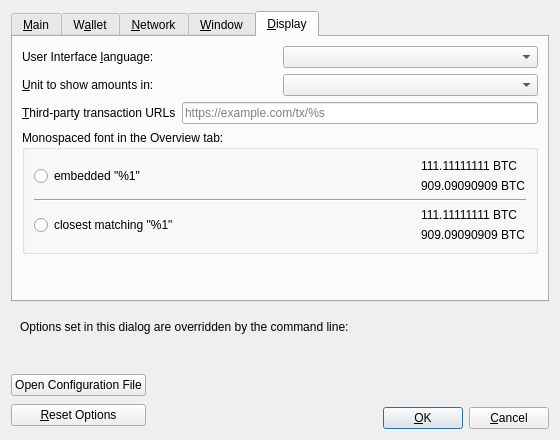
Qt form src/qt/forms/optionsdialog.ui (BitgesellOfficial/bitgesell) before a commit.
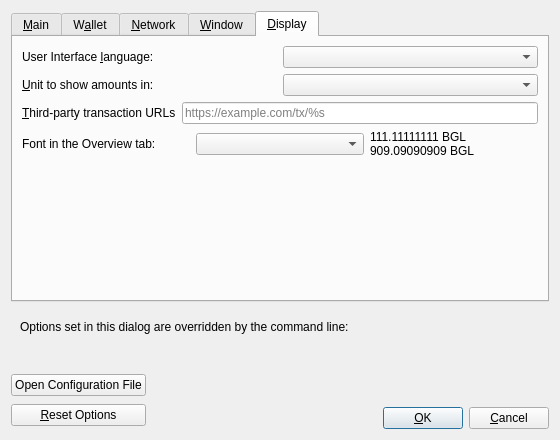
The same form after that commit. The open tabs and pages were chosen to show the change. Custom widgets are drawn as their Qt base class.

```diff
--- a/src/qt/forms/optionsdialog.ui
+++ b/src/qt/forms/optionsdialog.ui
@@ -772,104 +772,29 @@
         </layout>
        </item>
        <item>
-        <widget class="QGroupBox" name="font_groupBox">
-         <property name="title">
-          <string>Monospaced font in the Overview tab:</string>
-         </property>
-         <layout class="QVBoxLayout" name="font_verticalLayout">
+        <layout class="QHBoxLayout" name="horizontalLayout_4_Display">
           <item>
-           <layout class="QHBoxLayout" name="embeddedFont_horizontalLayout">
-            <item>
-             <widget class="QRadioButton" name="embeddedFont_radioButton">
+          <widget class="QLabel" name="moneyFontLabel">
               <property name="text">
-               <string>embedded &quot;%1&quot;</string>
-              </property>
-             </widget>
-            </item>
-            <item>
-             <spacer name="embeddedFont_horizontalSpacer">
-              <property name="orientation">
-               <enum>Qt::Horizontal</enum>
-              </property>
-              <property name="sizeHint" stdset="0">
-               <size>
-                <width>40</width>
-                <height>20</height>
-               </size>
-              </property>
-             </spacer>
-            </item>
-            <item>
-             <layout class="QVBoxLayout" name="embeddedFont_verticalLayout">
-              <item>
-               <widget class="QLabel" name="embeddedFont_label_1">
-                <property name="text">
-                 <string notr="true">111.11111111 BTC</string>
-                </property>
+            <string>Font in the Overview tab: </string>
+           </property>
+           <property name="buddy">
+            <cstring>moneyFont</cstring>
+           </property>
                </widget>
               </item>
               <item>
-               <widget class="QLabel" name="embeddedFont_label_9">
-                <property name="text">
-                 <string notr="true">909.09090909 BTC</string>
-                </property>
-               </widget>
-              </item>
-             </layout>
-            </item>
-           </layout>
-          </item>
+          <widget class="QComboBox" name="moneyFont"/>
+         </item>
           <item>
-           <widget class="Line" name="font_line">
-            <property name="orientation">
-             <enum>Qt::Horizontal</enum>
-            </property>
-           </widget>
-          </item>
-          <item>
-           <layout class="QHBoxLayout" name="systemFont_horizontalLayout">
-            <item>
-             <widget class="QRadioButton" name="systemFont_radioButton">
+          <widget class="QLabel" name="moneyFont_preview">
               <property name="text">
-               <string>closest matching &quot;%1&quot;</string>
+            <string notr="true">111.11111111 BGL
+909.09090909 BGL</string>
               </property>
              </widget>
             </item>
-            <item>
-             <spacer name="systemFont_horizontalSpacer">
-              <property name="orientation">
-               <enum>Qt::Horizontal</enum>
-              </property>
-              <property name="sizeHint" stdset="0">
-               <size>
-                <width>40</width>
-                <height>20</height>
-               </size>
-              </property>
-             </spacer>
-            </item>
-            <item>
-             <layout class="QVBoxLayout" name="systemFont_verticalLayout">
-              <item>
-               <widget class="QLabel" name="systemFont_label_1">
-                <property name="text">
-                 <string notr="true">111.11111111 BTC</string>
-                </property>
-               </widget>
-              </item>
-              <item>
-               <widget class="QLabel" name="systemFont_label_9">
-                <property name="text">
-                 <string notr="true">909.09090909 BTC</string>
-                </property>
-               </widget>
-              </item>
-             </layout>
-            </item>
-           </layout>
-          </item>
-         </layout>
-        </widget>
+        </layout>
        </item>
        <item>
         <spacer name="verticalSpacer_Display">
```
Lines whose indentation alone changed are shown as unchanged.
